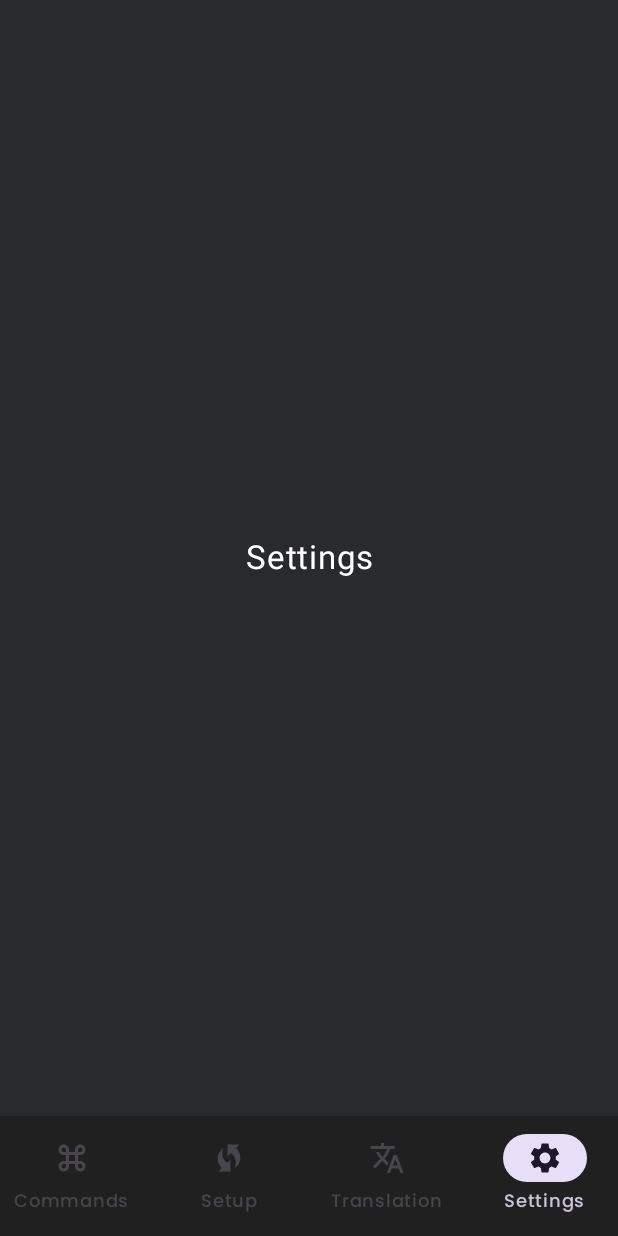
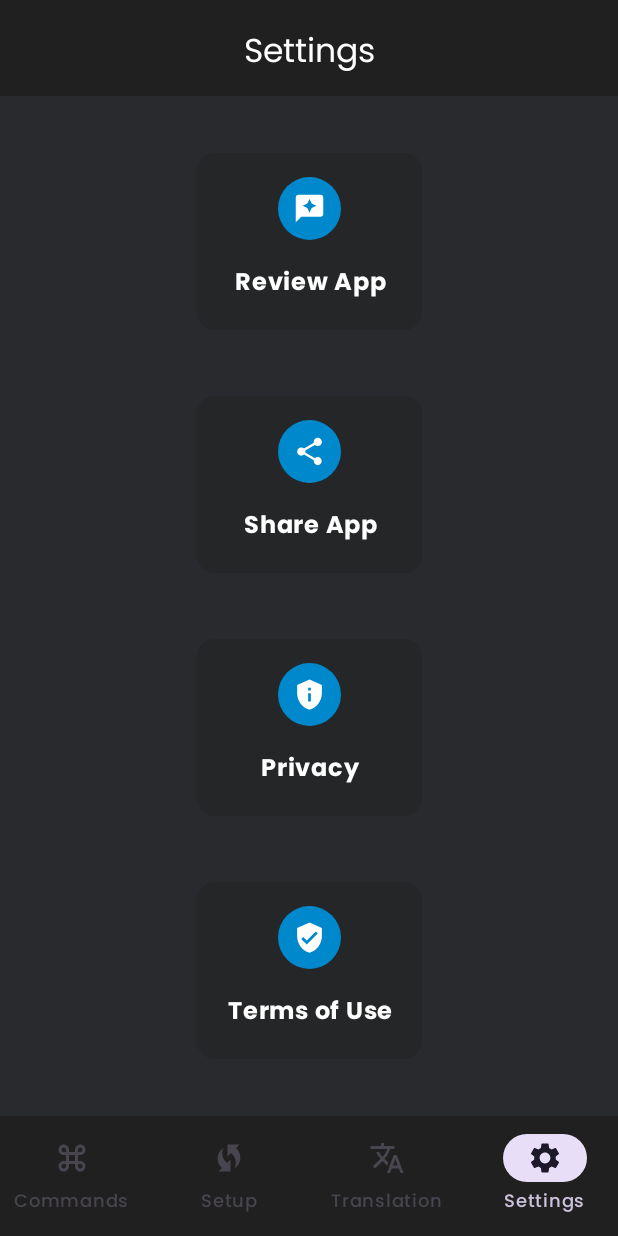
Before and after one commit to Abdelrahman-SW/Alexa-App, an Android app built with Jetpack Compose: the screen it shows after launch (MainActivity), item 4 of the bottom bar chosen, on a phone screen of 412 x 824 dp. Run offline under Robolectric (Android 15) with nearby library versions, the phone set to English and light mode, and no system bars; our stand-ins replace Dagger/Hilt's generated code, Room's generated code; libraries missing offline, so code that uses them is left out: net.gotev.speech; 3 statements that could not run were skipped.

Commit message:
Add Settings Screen

```diff
--- a/app/src/main/java/com/beapps/alexaappjetpackcomposeversion/core/domin/Util.kt
+++ b/app/src/main/java/com/beapps/alexaappjetpackcomposeversion/core/domin/Util.kt
@@ -1,10 +1,13 @@
 package com.beapps.alexaappjetpackcomposeversion.core.domin
 
+import android.content.ActivityNotFoundException
 import android.content.Context
 import android.content.Intent
-import android.util.Log
-import java.io.IOException
-import java.io.InputStream
+import android.net.Uri
+import android.widget.Toast
+import com.beapps.alexaappjetpackcomposeversion.R
+
+const val GOOGLE_PLAY_URL_SCHEME = "market://details?id="
 
 fun Context.shareText(text: String) {
     val sendIntent = Intent().apply {
@@ -27,3 +30,31 @@ fun Context.getDrawableIdFromImageName(imageName: String?): Int? {
         if (id <= 0) return null else id
     }
 }
+
+fun Context.openUrl(url: String) {
+    startActivity(Intent(Intent.ACTION_VIEW, Uri.parse(url)))
+}
+
+
+fun Context.reviewApp(errorMsg: String = "unable to find market app") {
+    val uri = Uri.parse(GOOGLE_PLAY_URL_SCHEME + applicationContext.packageName)
+    val myAppLinkToMarket = Intent(Intent.ACTION_VIEW, uri)
+    try {
+        startActivity(myAppLinkToMarket)
+    } catch (e: ActivityNotFoundException) {
+        Toast.makeText(this, errorMsg , Toast.LENGTH_LONG).show()
+    }
+}
+
+fun Context.shareApp(type: String = "text/plain", subject: String , chooserTitle: String = "choose one") {
+    try {
+        val shareIntent = Intent(Intent.ACTION_SEND)
+        shareIntent.type = type
+        shareIntent.putExtra(Intent.EXTRA_SUBJECT, getString(R.string.app_name))
+        val shareMessage = subject + applicationContext.packageName
+        shareIntent.putExtra(Intent.EXTRA_TEXT, shareMessage)
+        startActivity(Intent.createChooser(shareIntent, chooserTitle))
+    } catch (e: Exception) {
+        e.printStackTrace();
+    }
+}
--- /dev/null
+++ b/app/src/main/java/com/beapps/alexaappjetpackcomposeversion/settings/domain/SettingItem.kt
@@ -0,0 +1,44 @@
+package com.beapps.alexaappjetpackcomposeversion.settings.domain
+
+import androidx.compose.material.icons.Icons
+import androidx.compose.material.icons.filled.PrivacyTip
+import androidx.compose.material.icons.filled.Reviews
+import androidx.compose.material.icons.filled.Share
+import androidx.compose.material.icons.filled.VerifiedUser
+import androidx.compose.ui.graphics.vector.ImageVector
+
+enum class SettingsType {
+    REVIEW_APP,
+    SHARE_APP,
+    PRIVACY,
+    TERMS_OF_USE
+}
+data class SettingItem(
+    val title: String,
+    val icon: ImageVector,
+    val type: SettingsType
+)
+
+val settings = listOf(
+    SettingItem(
+        title = "Review App",
+        icon = Icons.Default.Reviews,
+        type = SettingsType.REVIEW_APP
+
+    ),
+    SettingItem(
+        title = "Share App",
+        icon = Icons.Default.Share,
+        type = SettingsType.SHARE_APP
+    ),
+    SettingItem(
+        title = "Privacy",
+        icon = Icons.Default.PrivacyTip,
+        type = SettingsType.PRIVACY
+    ),
+    SettingItem(
+        title = "Terms of Use",
+        icon = Icons.Default.VerifiedUser,
+        type = SettingsType.TERMS_OF_USE
+    )
+)
--- /dev/null
+++ b/app/src/main/java/com/beapps/alexaappjetpackcomposeversion/settings/domain/SettingsConstant.kt
@@ -0,0 +1,9 @@
+package com.beapps.alexaappjetpackcomposeversion.settings.domain
+
+object SettingsConstant {
+    const val TERMS_OF_USE_URL = "https://www.google.com/search?q=terms+of+use"
+    const val PRIVACY_URL = "https://www.google.com/search?q=privacy"
+    const val SHARE_SUBJECT_MESSAGE = "\n" +
+            "Let me recommend you this application\n" +
+            "\n" + "https://play.google.com/store/apps/details?id="
+}
--- a/app/src/main/java/com/beapps/alexaappjetpackcomposeversion/settings/presentation/SettingsScreen.kt
+++ b/app/src/main/java/com/beapps/alexaappjetpackcomposeversion/settings/presentation/SettingsScreen.kt
@@ -1,23 +1,82 @@
 package com.beapps.alexaappjetpackcomposeversion.settings.presentation
 
-import androidx.compose.foundation.layout.Box
+import androidx.compose.foundation.layout.Arrangement
+import androidx.compose.foundation.layout.Column
 import androidx.compose.foundation.layout.fillMaxSize
 import androidx.compose.foundation.layout.padding
+import androidx.compose.foundation.rememberScrollState
+import androidx.compose.foundation.verticalScroll
+import androidx.compose.material.icons.Icons
+import androidx.compose.material.icons.automirrored.filled.ArrowBack
+import androidx.compose.material3.CenterAlignedTopAppBar
+import androidx.compose.material3.ExperimentalMaterial3Api
+import androidx.compose.material3.Icon
+import androidx.compose.material3.IconButton
+import androidx.compose.material3.Scaffold
 import androidx.compose.material3.Text
+import androidx.compose.material3.TopAppBar
+import androidx.compose.material3.TopAppBarDefaults
 import androidx.compose.runtime.Composable
 import androidx.compose.ui.Alignment
 import androidx.compose.ui.Modifier
-import androidx.compose.ui.text.style.TextAlign
+import androidx.compose.ui.graphics.Color
+import androidx.compose.ui.input.nestedscroll.nestedScroll
+import androidx.compose.ui.platform.LocalContext
 import androidx.compose.ui.unit.dp
-import androidx.compose.ui.unit.sp
+import com.beapps.alexaappjetpackcomposeversion.core.domin.openUrl
+import com.beapps.alexaappjetpackcomposeversion.core.domin.reviewApp
+import com.beapps.alexaappjetpackcomposeversion.core.domin.shareApp
+import com.beapps.alexaappjetpackcomposeversion.core.presentation.poppinsFontFamily
+import com.beapps.alexaappjetpackcomposeversion.settings.domain.SettingsConstant
+import com.beapps.alexaappjetpackcomposeversion.settings.domain.SettingsType
+import com.beapps.alexaappjetpackcomposeversion.settings.domain.settings
+import com.beapps.alexaappjetpackcomposeversion.settings.presentation.components.SettingItem
+import com.beapps.alexaappjetpackcomposeversion.ui.theme.mainComponentColor
 
+@OptIn(ExperimentalMaterial3Api::class)
 @Composable
 fun SettingsScreen(modifier: Modifier = Modifier) {
-    Box(modifier = Modifier.fillMaxSize().padding(16.dp) , contentAlignment = Alignment.Center) {
-        Text(
-            text = "Settings",
-            fontSize = 22.sp,
-            textAlign = TextAlign.Center
-        )
+    val context = LocalContext.current
+    val scrollBehavior = TopAppBarDefaults.pinnedScrollBehavior()
+
+    Scaffold(modifier = Modifier
+        .fillMaxSize()
+        .nestedScroll(scrollBehavior.nestedScrollConnection),
+        topBar = {
+            CenterAlignedTopAppBar(
+                title = {
+                    Text(
+                        text = "Settings",
+                        color = Color.White,
+                        fontFamily = poppinsFontFamily,
+                        modifier = Modifier.padding(top = 4.dp)
+                    )
+                },
+                colors = TopAppBarDefaults.topAppBarColors(containerColor = mainComponentColor),
+                scrollBehavior = scrollBehavior
+            )
+        }
+    )
+    { padding ->
+        Column(
+            modifier = modifier
+                .fillMaxSize()
+                .padding(padding)
+                .padding(vertical = 16.dp, horizontal = 16.dp)
+                .verticalScroll(rememberScrollState()),
+            verticalArrangement = Arrangement.SpaceAround,
+            horizontalAlignment = Alignment.CenterHorizontally
+        ) {
+            for (setting in settings) {
+                SettingItem(settingItem = setting) {
+                    when (it.type) {
+                        SettingsType.REVIEW_APP -> context.reviewApp()
+                        SettingsType.SHARE_APP -> context.shareApp(subject = SettingsConstant.SHARE_SUBJECT_MESSAGE)
+                        SettingsType.PRIVACY -> context.openUrl(SettingsConstant.PRIVACY_URL)
+                        SettingsType.TERMS_OF_USE -> context.openUrl(SettingsConstant.TERMS_OF_USE_URL)
+                    }
+                }
+            }
+        }
     }
 }
--- /dev/null
+++ b/app/src/main/java/com/beapps/alexaappjetpackcomposeversion/settings/presentation/components/SettingIcon.kt
@@ -0,0 +1,36 @@
+package com.beapps.alexaappjetpackcomposeversion.settings.presentation.components
+
+import androidx.compose.foundation.background
+import androidx.compose.foundation.layout.Box
+import androidx.compose.foundation.layout.padding
+import androidx.compose.foundation.layout.size
+import androidx.compose.foundation.shape.CircleShape
+import androidx.compose.foundation.shape.RoundedCornerShape
+import androidx.compose.material3.Icon
+import androidx.compose.runtime.Composable
+import androidx.compose.ui.Alignment
+import androidx.compose.ui.Modifier
+import androidx.compose.ui.draw.clip
+import androidx.compose.ui.graphics.Color
+import androidx.compose.ui.unit.dp
+import com.beapps.alexaappjetpackcomposeversion.settings.domain.SettingItem
+import com.beapps.alexaappjetpackcomposeversion.ui.theme.lightBlue100
+
+@Composable
+fun SettingIcon(modifier: Modifier = Modifier, settingItem: SettingItem) {
+    Box(
+        modifier = modifier
+            .clip(CircleShape)
+            .background(lightBlue100)
+            .padding(vertical = 10.dp, horizontal = 10.dp),
+        contentAlignment = Alignment.Center
+    )
+    {
+        Icon(
+            imageVector = settingItem.icon,
+            contentDescription = settingItem.title,
+            modifier = modifier.size(22.dp),
+            tint = Color.White
+        )
+    }
+}
--- /dev/null
+++ b/app/src/main/java/com/beapps/alexaappjetpackcomposeversion/settings/presentation/components/SettingItem.kt
@@ -0,0 +1,58 @@
+package com.beapps.alexaappjetpackcomposeversion.settings.presentation.components
+
+import androidx.compose.foundation.clickable
+import androidx.compose.foundation.layout.Arrangement
+import androidx.compose.foundation.layout.Column
+import androidx.compose.foundation.layout.Spacer
+import androidx.compose.foundation.layout.defaultMinSize
+import androidx.compose.foundation.layout.fillMaxWidth
+import androidx.compose.foundation.layout.height
+import androidx.compose.foundation.layout.padding
+import androidx.compose.foundation.layout.width
+import androidx.compose.material3.Card
+import androidx.compose.material3.CardDefaults
+import androidx.compose.material3.Text
+import androidx.compose.runtime.Composable
+import androidx.compose.ui.Alignment
+import androidx.compose.ui.Modifier
+import androidx.compose.ui.graphics.Color
+import androidx.compose.ui.text.font.FontWeight
+import androidx.compose.ui.text.style.TextAlign
+import androidx.compose.ui.unit.dp
+import com.beapps.alexaappjetpackcomposeversion.commands.presentation.commandsCategory.components.CategoryIcon
+import com.beapps.alexaappjetpackcomposeversion.core.presentation.poppinsFontFamily
+import com.beapps.alexaappjetpackcomposeversion.settings.domain.SettingItem
+import com.beapps.alexaappjetpackcomposeversion.ui.theme.mainComponentColor35Alpha
+
+@Composable
+fun SettingItem(
+    modifier: Modifier = Modifier,
+    settingItem: SettingItem,
+    onClick: (item: SettingItem) -> Unit
+) {
+    Card(
+        modifier = modifier
+            .height(130.dp)
+            .defaultMinSize(minWidth = 150.dp)
+            .clickable { onClick(settingItem) }
+            .padding(6.dp),
+        colors = CardDefaults.cardColors(containerColor = mainComponentColor35Alpha)
+    ) {
+        Column(
+            modifier = modifier.defaultMinSize(minWidth = 150.dp)
+                .padding(vertical = 16.dp, horizontal = 16.dp),
+            verticalArrangement = Arrangement.Center,
+            horizontalAlignment = Alignment.CenterHorizontally
+        ) {
+            SettingIcon(settingItem = settingItem)
+            Spacer(modifier = modifier.height(16.dp))
+            Text(
+                text = settingItem.title,
+                fontFamily = poppinsFontFamily,
+                textAlign = TextAlign.Center,
+                color = Color.White,
+                fontWeight = FontWeight.Bold
+            )
+        }
+    }
+}
```
